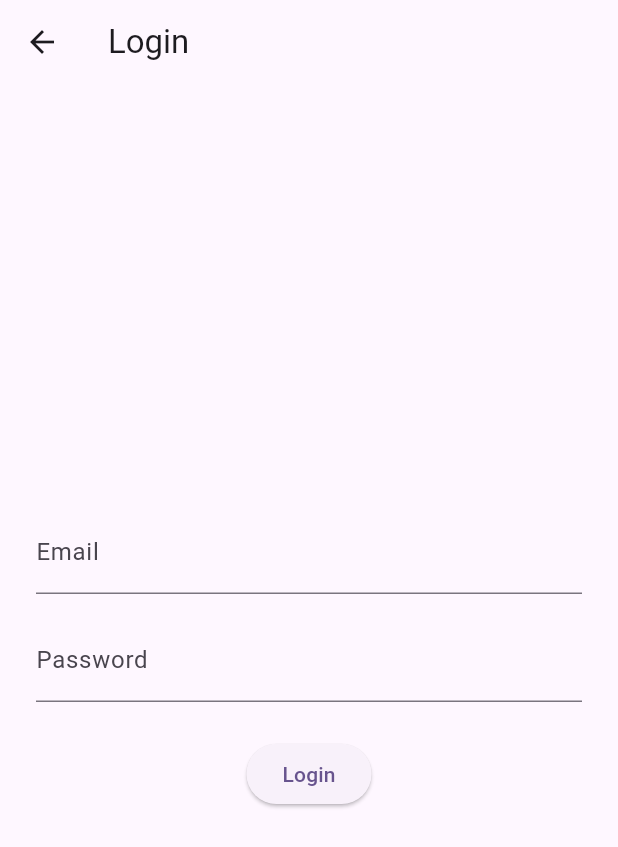
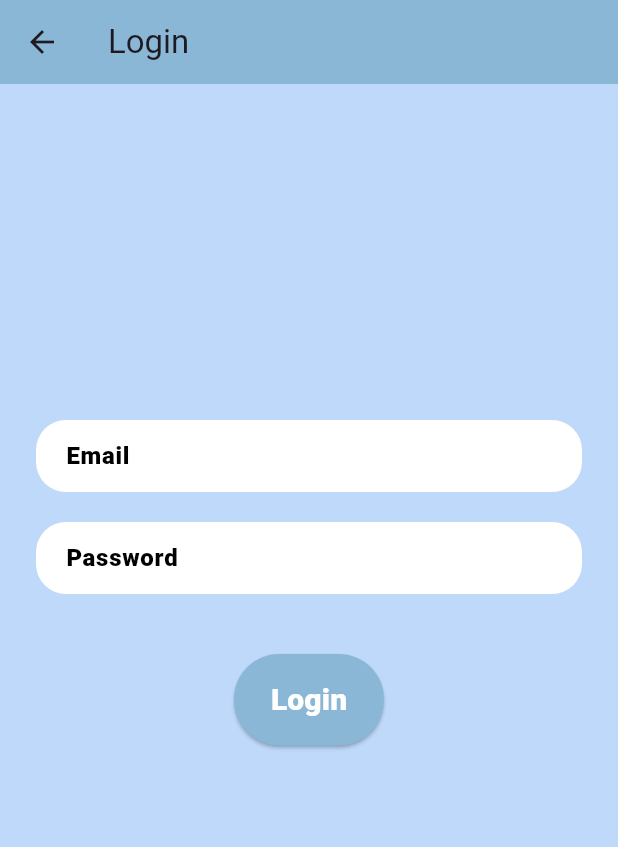
Before and after one commit to Kest-3r/cincailah, a Flutter app: the screen it shows after launch, after a tap on "Login", on a phone screen of 412 x 824 dp. Shown: the top 847 px of the screen. Run offline on Flutter 3.47's test engine with Material 3 defaults, Android fonts, the phone set to English and light mode, and no system bars; our stand-ins replace cloud_firestore, firebase_auth, firebase_core; accounts and stored records are empty.

Commit message:
navigation and welcome page ui edits

```diff
--- a/lib/pages/login.dart
+++ b/lib/pages/login.dart
@@ -1,6 +1,5 @@
 import 'package:flutter/material.dart';
 import 'package:firebase_auth/firebase_auth.dart';
-import '../widgets/nav.dart';
 import 'home.dart';
 
 class Login extends StatefulWidget {
@@ -33,7 +32,6 @@ class _LoginState extends State<Login> {
         password: _passwordController.text.trim(),
       );
 
-      // ✅ Navigate to Home after successful login
       if (mounted) {
         Navigator.pushReplacement(
           context,
@@ -54,33 +52,73 @@ class _LoginState extends State<Login> {
   @override
   Widget build(BuildContext context) {
     return Scaffold(
-      appBar: AppBar(title: const Text("Login")),
-      body: Center(
-        child: SingleChildScrollView(
+      backgroundColor: const Color(0xFFBFD9FB), // ✅ same as Welcome
+      appBar: AppBar(
+        title: const Text("Login"),
+        backgroundColor: const Color(0xFF8BB7D7), // ✅ faint blue
+      ),
+      body: SingleChildScrollView(
         padding: const EdgeInsets.all(24),
         child: Form(
           key: _formKey,
           child: Column(
-              mainAxisSize: MainAxisSize.min,
+            crossAxisAlignment: CrossAxisAlignment.stretch,
             children: [
-                // Email input
+              const SizedBox(height: 200), // ✅ pushes fields UP (adjust value)
+
+              // Email field
               TextFormField(
                 controller: _emailController,
-                  decoration: const InputDecoration(labelText: "Email"),
+                decoration: InputDecoration(
+                  labelText: "Email",
+                  labelStyle: const TextStyle(
+                    fontSize: 16,
+                    fontWeight: FontWeight.w900,
+                    color: Colors.black,
+                  ),
+                  filled: true,
+                  fillColor: Colors.white,
+                  border: OutlineInputBorder(
+                    borderRadius: BorderRadius.circular(20.0),
+                    borderSide: BorderSide.none,
+                  ),
+                  contentPadding: const EdgeInsets.symmetric(
+                    vertical: 10, // 👈 taller height
+                    horizontal: 16,
+                  ),
+                ),
                 validator: (value) =>
                 value == null || value.isEmpty ? "Enter email" : null,
               ),
-                const SizedBox(height: 16),
 
-                // Password input
+              const SizedBox(height: 20),
+
+              // Password field
               TextFormField(
                 controller: _passwordController,
-                  decoration: const InputDecoration(labelText: "Password"),
+                decoration: InputDecoration(
+                  labelText: "Password",
+                  labelStyle: const TextStyle(
+                    fontSize: 16,
+                    fontWeight: FontWeight.w900,
+                    color: Colors.black,
+                  ),
+                  filled: true,
+                  fillColor: Colors.white,
+                  border: OutlineInputBorder(
+                    borderRadius: BorderRadius.circular(20.0),
+                    borderSide: BorderSide.none,
+                  ),
+                  contentPadding: const EdgeInsets.symmetric(
+                    vertical: 10, // 👈 taller height
+                    horizontal: 16,
+                  ),
+                ),
                 obscureText: true,
                 validator: (value) =>
                 value == null || value.isEmpty ? "Enter password" : null,
               ),
-                const SizedBox(height: 24),
+              const SizedBox(height: 40),
 
               if (_error != null)
                 Text(
@@ -89,17 +127,34 @@ class _LoginState extends State<Login> {
                 ),
 
               _loading
-                    ? const CircularProgressIndicator()
-                    : ElevatedButton(
+                  ? const Center(child: CircularProgressIndicator())
+                  : Center( // 👈 wrap in Center
+                child: SizedBox(
+                  width: 100, // 👈 set button width here
+                  child: ElevatedButton(
                     onPressed: _login,
-                  child: const Text("Login"),
+                    style: ElevatedButton.styleFrom(
+                      backgroundColor: const Color(0xFF8BB7D7),
+                      padding: const EdgeInsets.symmetric(vertical: 16), // 👈 only vertical
+                      shape: RoundedRectangleBorder(
+                        borderRadius: BorderRadius.circular(30.0),
+                      ),
+                    ),
+                    child: const Text(
+                      "Login",
+                      style: TextStyle(
+                        fontSize: 20,
+                        fontWeight: FontWeight.w900,
+                        color: Colors.white,
+                      ),
+                    ),
+                  ),
+                ),
               ),
             ],
           ),
         ),
       ),
-      ),
-      //bottomNavigationBar: const Nav(),
     );
   }
 }
```
Also changed, not shown: lib/pages/sign_up.dart (+73 -16 lines), lib/widgets/nav.dart (+26 -6 lines). Lines whose indentation alone changed are shown as unchanged.
